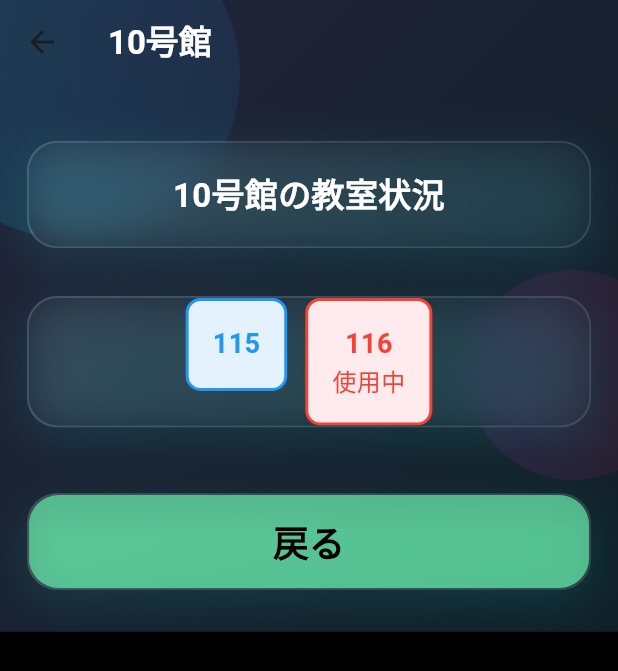
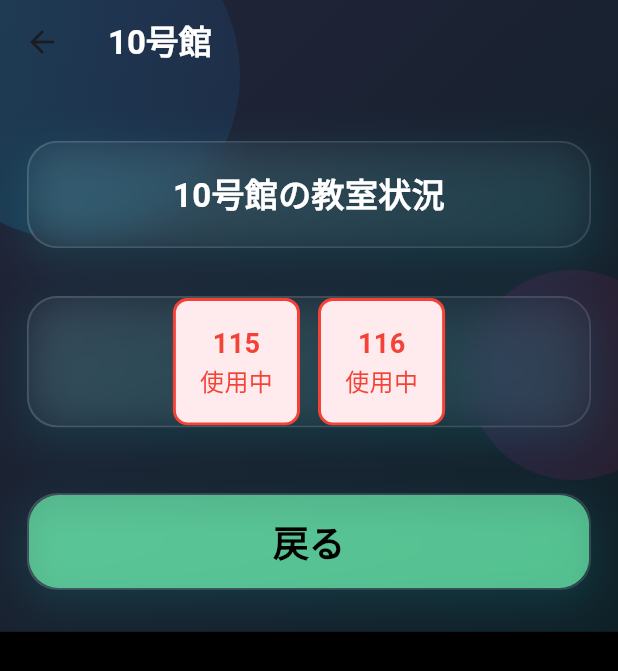
Before and after one commit to koron1201/App_development, a Flutter app: the Screen2_10 screen opened directly, after a tap on "115", after a tap on "116", on a phone screen of 412 x 824 dp. Shown: the top 671 px of the screen. Run offline on Flutter 3.47's test engine with Material 3 defaults, Android fonts, the phone set to English and light mode, and no system bars; our stand-ins replace cloud_firestore, firebase_auth, firebase_core, fl_chart, shared_preferences, table_calendar and 1 more; accounts and stored records are empty.

Commit message:
教室状況を他のユーザーも確認できるように

```diff
--- a/lib/screen2_10.dart
+++ b/lib/screen2_10.dart
@@ -1,6 +1,7 @@
 import 'package:flutter/material.dart';
 import 'dart:ui';
 import 'package:new_sample001/screen2_10classroom.dart';
+import 'package:cloud_firestore/cloud_firestore.dart';
 
 class Screen2_10 extends StatefulWidget {
   final String title;
@@ -11,38 +12,6 @@ class Screen2_10 extends StatefulWidget {
 }
 
 class _Screen2_10State extends State<Screen2_10> {
-  String? selectedClassroom;
-
-  void selectClassroom(String classroomName) {
-    setState(() {
-      selectedClassroom = classroomName;
-    });
-  }
-
-  Widget glass_return_button(BuildContext context) {
-    return GlassCard(
-      child: SizedBox(
-        width: double.infinity,
-        child: ElevatedButton(
-          onPressed: () {
-            Navigator.pop(context);
-          },
-          style: ElevatedButton.styleFrom(
-            backgroundColor: Colors.greenAccent.withOpacity(0.7),
-            foregroundColor: Colors.black,
-            padding: const EdgeInsets.symmetric(vertical: 14),
-            shape: RoundedRectangleBorder(
-              borderRadius: BorderRadius.circular(16),
-            ),
-            elevation: 6,
-            shadowColor: Colors.greenAccent.withOpacity(0.3),
-          ),
-          child: const Text('戻る', style: TextStyle(fontSize: 24, fontWeight: FontWeight.bold)),
-        ),
-      ),
-    );
-  }
-
   @override
   Widget build(BuildContext context) {
     return Scaffold(
@@ -117,7 +86,7 @@ class _Screen2_10State extends State<Screen2_10> {
                     ),
                     const SizedBox(height: 24),
                     GlassCard(
-                      child: get_available_10classroom(selectClassroom, selectedClassroom),
+                      child: get_available_10classroom(),
                     ),
                     const SizedBox(height: 36),
                     glass_return_button(context),
@@ -127,6 +96,30 @@ class _Screen2_10State extends State<Screen2_10> {
             ),
           ),
         ],
+      ),
+    );
+  }
+
+  Widget glass_return_button(BuildContext context) {
+    return GlassCard(
+      child: SizedBox(
+        width: double.infinity,
+        child: ElevatedButton(
+          onPressed: () {
+            Navigator.pop(context);
+          },
+          style: ElevatedButton.styleFrom(
+            backgroundColor: Colors.greenAccent.withOpacity(0.7),
+            foregroundColor: Colors.black,
+            padding: const EdgeInsets.symmetric(vertical: 14),
+            shape: RoundedRectangleBorder(
+              borderRadius: BorderRadius.circular(16),
+            ),
+            elevation: 6,
+            shadowColor: Colors.greenAccent.withOpacity(0.3),
+          ),
+          child: const Text('戻る', style: TextStyle(fontSize: 24, fontWeight: FontWeight.bold)),
+        ),
       ),
     );
   }
--- a/lib/screen2_10classroom.dart
+++ b/lib/screen2_10classroom.dart
@@ -1,5 +1,6 @@
 import 'package:flutter/material.dart';
 import 'package:new_sample001/screen2_notclassroom.dart';
+import 'package:cloud_firestore/cloud_firestore.dart';
 
 Widget convers_container(String classroomName, {bool isSelected = false}) {
   return Container(
@@ -34,21 +35,30 @@ Widget convers_container(String classroomName, {bool isSelected = false}) {
   );
 }
 
-Widget get_available_10classroom(Function selectClassroom, String? selectedClassroom) {
+Widget _classroomTile(String roomName) {
+  final docRef = FirebaseFirestore.instance.collection('classrooms10').doc(roomName);
+  return StreamBuilder<DocumentSnapshot<Map<String, dynamic>>>(
+    stream: docRef.snapshots(),
+    builder: (context, snapshot) {
+      final isSelected = (snapshot.data?.data()?['using'] ?? false) as bool;
+      return GestureDetector(
+        onTap: () async {
+          await docRef.set({'using': !isSelected});
+        },
+        child: convers_container(roomName, isSelected: isSelected),
+      );
+    },
+  );
+}
+
+Widget get_available_10classroom() {
   return Row(
     mainAxisAlignment: MainAxisAlignment.center,
     crossAxisAlignment: CrossAxisAlignment.start,
     children: [
-      GestureDetector(
-        onTap: () => selectClassroom('115'),
-        child: convers_container('115', isSelected: selectedClassroom == '115'),
-      ),
-      SizedBox(width: 12), // 教室間のスペース
-      GestureDetector(
-        onTap: () => selectClassroom('116'),
-        child: convers_container('116', isSelected: selectedClassroom == '116'),
-      ),
-      // 必要に応じて他の教室も追加
+      _classroomTile('115'),
+      SizedBox(width: 12),
+      _classroomTile('116'),
     ],
   );
 }
```
Also changed, not shown: lib/screen2_12.dart (+20 -17 lines), lib/screen2_12classroom.dart (+20 -6 lines), lib/screen2_3.dart (+39 -10 lines), lib/screen2_6.dart (+34 -10 lines), lib/screen2_8.dart (+34 -10 lines).
